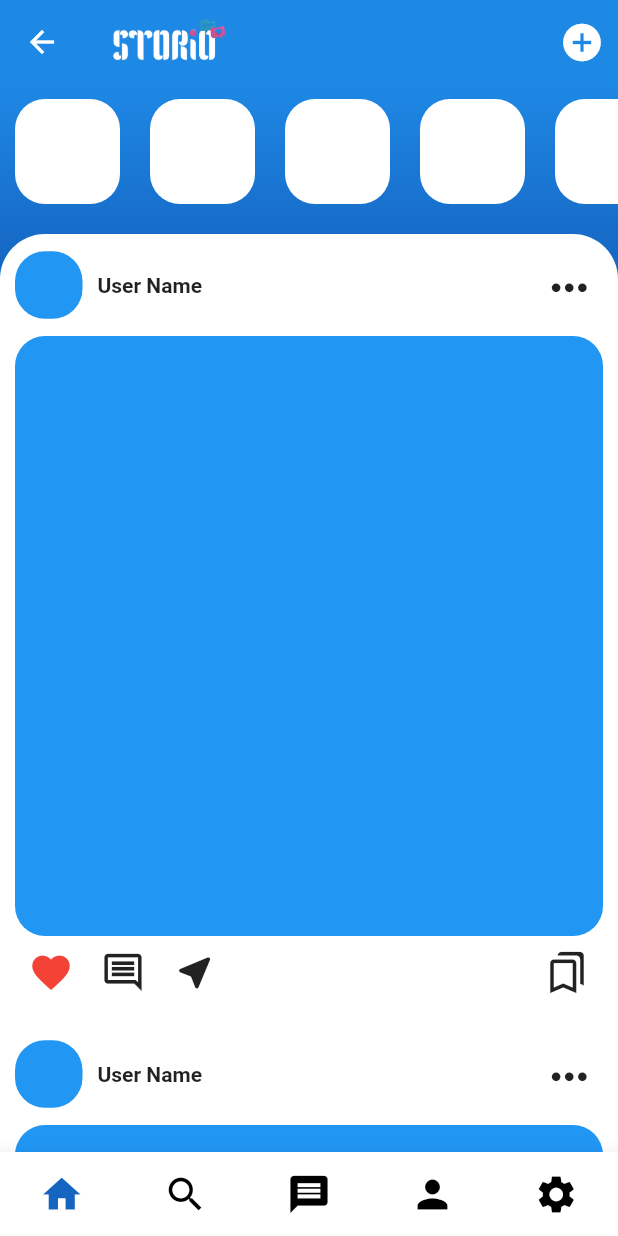
After one commit to Shameerpc5029/STORiO, a Flutter app: the BottomNav screen opened directly, on a phone screen of 412 x 824 dp. The commit adds this screen. Run offline on Flutter 3.47's test engine with Material 2 defaults, Android fonts, the phone set to English and light mode, and no system bars; drawn by our look-alikes of animated_bottom_navigation_bar.

Commit message:
navbar and home screen ui completed

```diff
--- /dev/null
+++ b/lib/view/bottom_nav.dart
@@ -0,0 +1,54 @@
+import 'package:animated_bottom_navigation_bar/animated_bottom_navigation_bar.dart';
+import 'package:flutter/material.dart';
+import 'package:storio_app/view/home/home_screen.dart';
+import 'package:storio_app/view/message/message_screen.dart';
+import 'package:storio_app/view/profile/profile_screen.dart';
+import 'package:storio_app/view/search/search_screen.dart';
+import 'package:storio_app/view/settings/settings_screen.dart';
+
+class BottomNav extends StatefulWidget {
+  const BottomNav({super.key});
+
+  @override
+  State<BottomNav> createState() => _BottomNavState();
+}
+
+class _BottomNavState extends State<BottomNav> {
+  int currentIndex = 0;
+
+  List<Widget> pages = [
+    const HomeScreen(),
+    const SearchScreen(),
+    const MessageScreen(),
+    const ProfileScreen(),
+    const SettingsScreen(),
+  ];
+
+  @override
+  Widget build(BuildContext context) {
+    return Scaffold(
+      bottomNavigationBar: AnimatedBottomNavigationBar(
+        gapLocation: GapLocation.none,
+        leftCornerRadius: 30,
+        rightCornerRadius: 30,
+        elevation: 10,
+        activeColor: Colors.blue[800],
+        iconSize: 30,
+        icons: const [
+          Icons.home,
+          Icons.search,
+          Icons.message,
+          Icons.person,
+          Icons.settings,
+        ],
+        activeIndex: currentIndex,
+        onTap: ((value) {
+          setState(() {
+            currentIndex = value;
+          });
+        }),
+      ),
+      body: pages[currentIndex],
+    );
+  }
+}
--- a/lib/view/core/style_const.dart
+++ b/lib/view/core/style_const.dart
@@ -36,3 +36,7 @@ SizedBox height20 = const SizedBox(
 SizedBox height10 = const SizedBox(
   height: 10,
 );
+
+SizedBox width10 = const SizedBox(
+  width: 10,
+);
--- /dev/null
+++ b/lib/view/home/home_screen.dart
@@ -0,0 +1,81 @@
+import 'package:flutter/material.dart';
+import 'package:storio_app/view/core/style_const.dart';
+import 'package:storio_app/view/home/widgets/home_item_list.dart';
+
+class HomeScreen extends StatelessWidget {
+  const HomeScreen({super.key});
+
+  @override
+  Widget build(BuildContext context) {
+    return Scaffold(
+      appBar: AppBar(
+        title: const Image(
+          height: 60,
+          image: AssetImage('assets/images/logo.png'),
+        ),
+        centerTitle: false,
+        actions: [
+          IconButton(
+            onPressed: () {},
+            icon: const Icon(
+              Icons.add_circle,
+              size: 30,
+            ),
+            splashRadius: 18,
+          )
+        ],
+      ),
+      body: Container(
+        decoration: BoxDecoration(
+          gradient: screenGradiant,
+        ),
+        child: Center(
+          child: Column(
+            children: [
+              SizedBox(
+                height: 90,
+                child: ListView.builder(
+                  itemCount: 20,
+                  itemBuilder: (context, index) {
+                    return Padding(
+                      padding: const EdgeInsets.all(10.0),
+                      child: Container(
+                        width: 70,
+                        decoration: const BoxDecoration(
+                          borderRadius: BorderRadius.all(Radius.circular(20)),
+                          color: whiteColor,
+                        ),
+                      ),
+                    );
+                  },
+                  scrollDirection: Axis.horizontal,
+                ),
+              ),
+              height10,
+              Expanded(
+                child: ClipRRect(
+                  borderRadius: const BorderRadius.only(
+                    topLeft: Radius.circular(30),
+                    topRight: Radius.circular(30),
+                  ),
+                  child: Container(
+                    color: whiteColor,
+                    child: ListView.builder(
+                      itemCount: 10,
+                      itemBuilder: (context, index) {
+                        return const Padding(
+                          padding: EdgeInsets.all(10),
+                          child: HomeItemList(),
+                        );
+                      },
+                    ),
+                  ),
+                ),
+              )
+            ],
+          ),
+        ),
+      ),
+    );
+  }
+}
--- /dev/null
+++ b/lib/view/home/widgets/home_item_list.dart
@@ -0,0 +1,89 @@
+import 'package:flutter/material.dart';
+import 'package:storio_app/view/core/style_const.dart';
+
+class HomeItemList extends StatelessWidget {
+  const HomeItemList({
+    Key? key,
+  }) : super(key: key);
+
+  @override
+  Widget build(BuildContext context) {
+    return Column(
+      children: [
+        Row(
+          children: [
+            SizedBox(
+              height: 45,
+              width: 45,
+              child: Container(
+                decoration: const BoxDecoration(
+                  borderRadius: BorderRadius.all(Radius.circular(20)),
+                  color: Colors.blue,
+                ),
+              ),
+            ),
+            width10,
+            const Text(
+              "User Name",
+              style: TextStyle(
+                fontWeight: FontWeight.bold,
+              ),
+            ),
+            const Spacer(),
+            IconButton(
+              onPressed: () {},
+              icon: const Icon(
+                Icons.more_horiz_rounded,
+                size: 35,
+              ),
+            ),
+          ],
+        ),
+        height10,
+        Container(
+          height: 400,
+          decoration: const BoxDecoration(
+            color: Colors.blue,
+            borderRadius: BorderRadius.all(
+              Radius.circular(20),
+            ),
+          ),
+        ),
+        Row(
+          children: [
+            IconButton(
+              onPressed: () {},
+              icon: const Icon(
+                Icons.favorite,
+                color: Colors.red,
+                size: 30,
+              ),
+            ),
+            IconButton(
+              onPressed: () {},
+              icon: const Icon(
+                Icons.comment_outlined,
+                size: 30,
+              ),
+            ),
+            IconButton(
+              onPressed: () {},
+              icon: const Icon(
+                Icons.near_me_rounded,
+                size: 30,
+              ),
+            ),
+            const Spacer(),
+            IconButton(
+              onPressed: () {},
+              icon: const Icon(
+                Icons.bookmarks_outlined,
+                size: 30,
+              ),
+            ),
+          ],
+        )
+      ],
+    );
+  }
+}
--- a/lib/view/introduction screen/introduction_screen.dart
+++ b/lib/view/introduction/introduction_screen.dart
@@ -1,8 +1,8 @@
 import 'package:flutter/cupertino.dart';
 import 'package:flutter/material.dart';
 import 'package:storio_app/view/core/style_const.dart';
-import 'package:storio_app/view/sign_in_screen/sign_in_screen.dart';
-import 'package:storio_app/view/sign_up_screen/sign_up_screen.dart';
+import 'package:storio_app/view/sign_in/sign_in_screen.dart';
+import 'package:storio_app/view/sign_up/sign_up_screen.dart';
 
 class IntroductionScreen extends StatelessWidget {
   const IntroductionScreen({super.key});
```
Also changed, not shown: lib/main.dart (+6 -2 lines), lib/view/message/chat/chat_sreen.dart (added, +56 -0 lines), lib/view/message/message_screen.dart (added, +66 -0 lines), lib/view/profile/profile_screen.dart (added, +12 -0 lines), lib/view/search/search_screen.dart (added, +67 -0 lines), lib/view/settings/settings_screen.dart (added, +12 -0 lines), lib/view/sign_in/sign_in_screen.dart (renamed from lib/view/sign_up_screen/sign_up_screen.dart, +37 -27 lines), lib/view/sign_up/sign_up_screen.dart (renamed from lib/view/sign_in_screen/sign_in_screen.dart, +38 -27 lines), pubspec.yaml (+2 -6 lines), assets/images/logo text.png (deleted), pubspec.lock.
